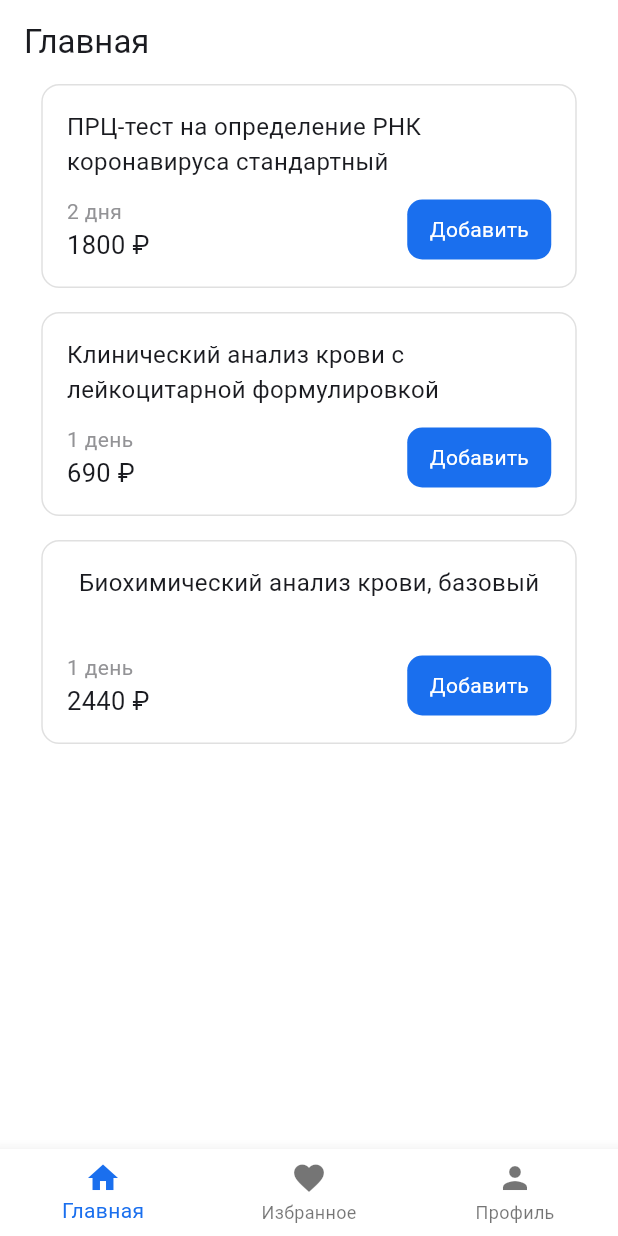
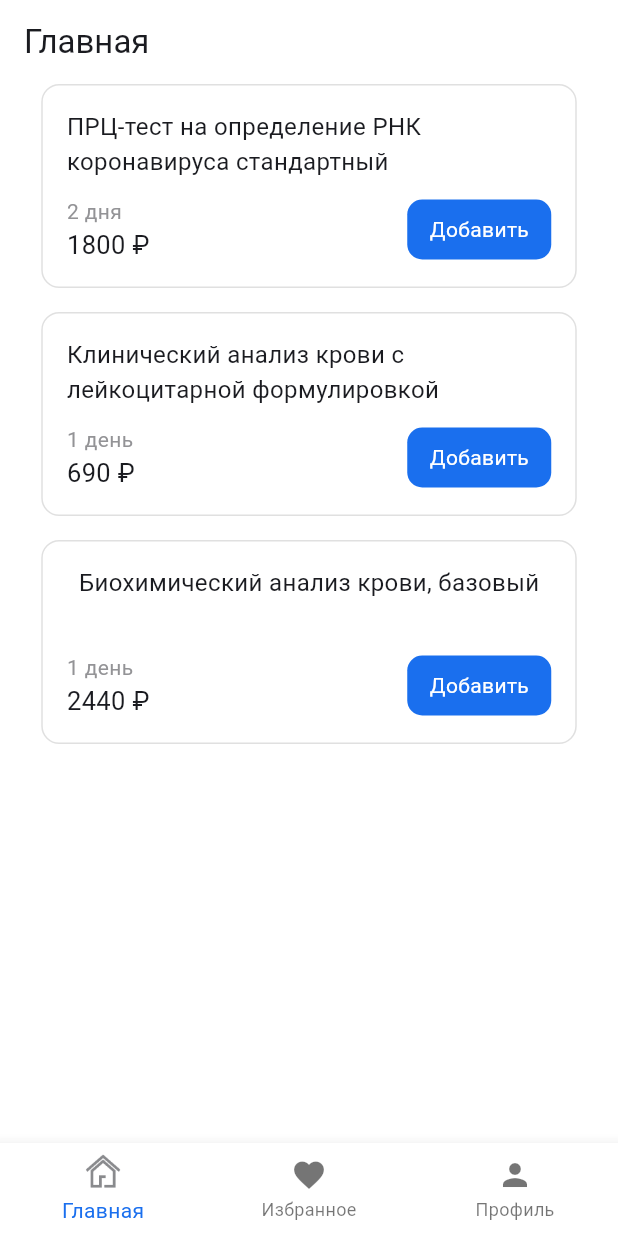
Before and after one commit to Voldezhur/FlutterTestingGrounds, a Flutter app: the screen it shows after launch, on a phone screen of 412 x 824 dp. Run offline on Flutter 3.47's test engine with Material 3 defaults, Android fonts, the phone set to English and light mode, and no system bars.

Commit message:
Added home icon as png

```diff
--- a/medical_app/lib/pages/main_page.dart
+++ b/medical_app/lib/pages/main_page.dart
@@ -33,17 +33,19 @@ class _MainPageState extends State<MainPage> {
       body: widgetOptions.elementAt(selectedIndex),
       // BottomNavigationBar - параметр параметра body
       bottomNavigationBar: BottomNavigationBar(
-        items: const <BottomNavigationBarItem>[
+        items: <BottomNavigationBarItem>[
           BottomNavigationBarItem(
-            icon: Icon(Icons.home),
-            // icon: Icon(Icons.home),
+            icon: Image.asset(
+              'assets/icons/home.png',
+              height: 28,
+            ),
             label: 'Главная',
           ),
-          BottomNavigationBarItem(
+          const BottomNavigationBarItem(
             icon: Icon(Icons.favorite),
             label: 'Избранное',
           ),
-          BottomNavigationBarItem(
+          const BottomNavigationBarItem(
             icon: Icon(Icons.person),
             label: 'Профиль',
           ),
--- a/medical_app/pubspec.yaml
+++ b/medical_app/pubspec.yaml
@@ -64,7 +64,7 @@ flutter:
   assets:
     - assets/icons/
     # - images/a_dot_burr.jpeg
-  #   - images/a_dot_ham.jpeg
+    # - images/a_dot_ham.jpeg
 
   # An image asset can refer to one or more resolution-specific "variants", see
   # https://flutter.dev/to/resolution-aware-images
```
Also changed, not shown: medical_app/assets/icons/home.png (added).
